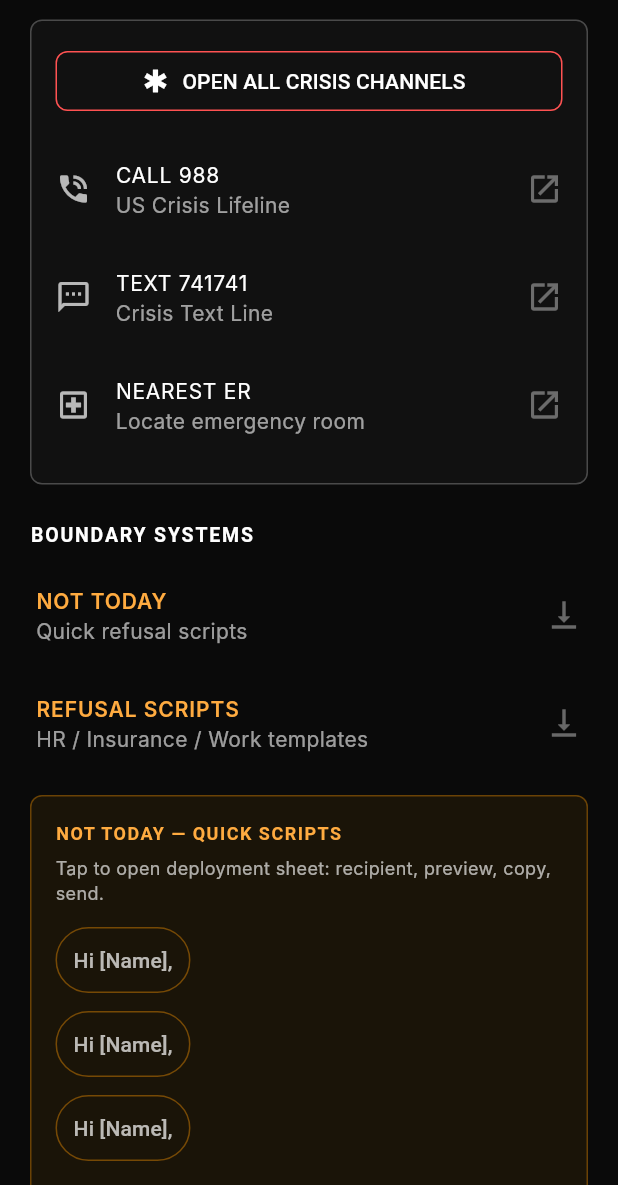
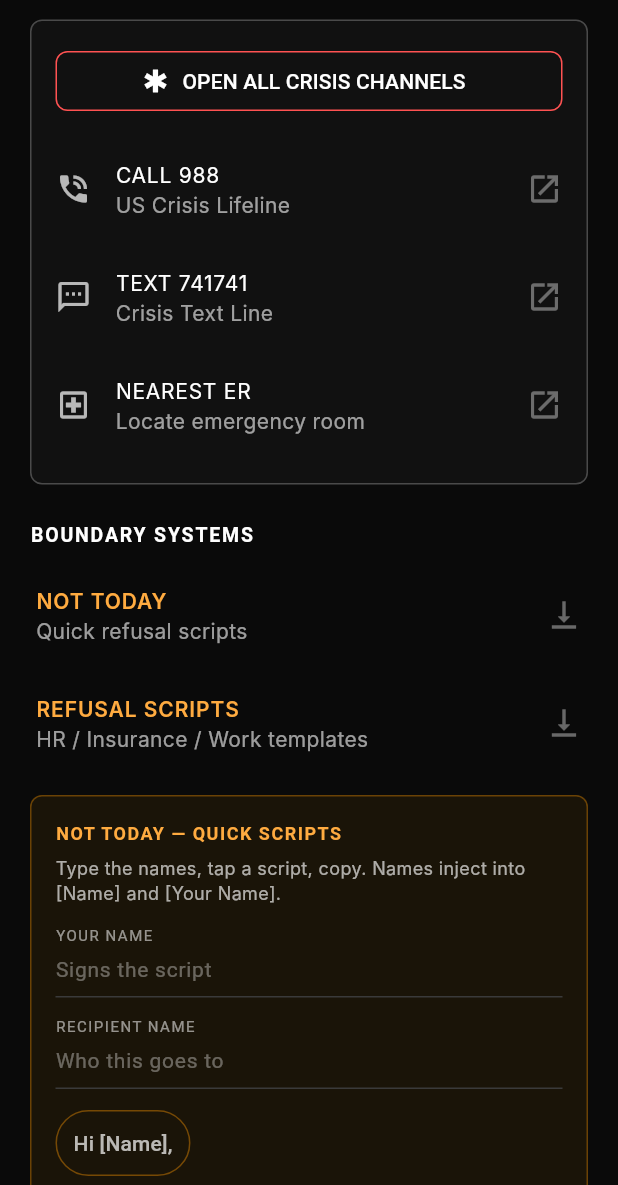
Before and after one commit to SaintZen/aegis, a Flutter app: the NotTodayScreen screen opened by its route, on a phone screen of 412 x 824 dp, the part 51-1236 px from its top. Run offline on Flutter 3.47's test engine with Material 3 defaults, Android fonts, the phone set to English and light mode, and no system bars; our stand-ins replace audioplayers, file_picker, just_audio, local_auth, pdf, permission_handler and 6 more; missing offline and left inert: audio_waveforms, record; accounts and stored records are empty; Roboto replaces fonts that are missing (Inter, RobotoMono).

Commit message:
fix(not-today): let the operator type the names on Quick Scripts
[Your Name] was locked to a Settings screen that does not exist.
YOUR NAME and RECIPIENT sit on the Quick Scripts block and persist
the signature so a tap can actually inject and copy.

Co-authored-by: SaintZen <SaintZen@users.noreply.github.com>

```diff
--- a/lib/lifelines/not_today_screen.dart
+++ b/lib/lifelines/not_today_screen.dart
@@ -1,6 +1,7 @@
 import 'package:flutter/material.dart';
 import 'package:url_launcher/url_launcher.dart';
 
+import 'package:anxiety_anchor/services/boundary_identity_service.dart';
 import 'package:anxiety_anchor/widgets/emergency_crisis_sheet.dart';
 import 'package:anxiety_anchor/widgets/not_today_bridge.dart';
 import 'package:anxiety_anchor/widgets/not_today_sheet.dart';
@@ -24,6 +25,36 @@ class _NotTodayScreenState extends State<NotTodayScreen> {
   final ScrollController _scrollController = ScrollController();
   final GlobalKey _quickScriptsKey = GlobalKey();
   final GlobalKey _fullScriptsKey = GlobalKey();
+  final TextEditingController _operatorName = TextEditingController();
+  final TextEditingController _recipient = TextEditingController();
+
+  @override
+  void initState() {
+    super.initState();
+    _operatorName.addListener(_persistOperatorName);
+    _loadOperatorName();
+  }
+
+  Future<void> _loadOperatorName() async {
+    final name = await BoundaryIdentityService.getDisplayName();
+    if (!mounted) return;
+    if (_operatorName.text == name) return;
+    _operatorName.text = name;
+  }
+
+  Future<void> _persistOperatorName() async {
+    await BoundaryIdentityService.setDisplayName(_operatorName.text);
+  }
+
+  Future<void> _openScript(String template) async {
+    await NotTodaySheet.show(
+      context,
+      scriptTemplate: template,
+      initialRecipient: _recipient.text,
+    );
+    if (!mounted) return;
+    await _loadOperatorName();
+  }
 
   static const List<String> _quickRefusalScripts = [
     "Hi [Name],\n\nI need to step away today and won't be available. I'll follow up when I can.\n\nBest,\n[Your Name]",
@@ -88,6 +119,9 @@ class _NotTodayScreenState extends State<NotTodayScreen> {
 
   @override
   void dispose() {
+    _operatorName.removeListener(_persistOperatorName);
+    _operatorName.dispose();
+    _recipient.dispose();
     _scrollController.dispose();
     super.dispose();
   }
@@ -267,18 +301,29 @@ class _NotTodayScreenState extends State<NotTodayScreen> {
           ),
           const SizedBox(height: 6),
           Text(
-            'Tap to open deployment sheet: recipient, preview, copy, send.',
+            'Type the names, tap a script, copy. Names inject into [Name] and [Your Name].',
             style: TextStyle(color: Colors.white.withOpacity(0.65), fontSize: 12),
+          ),
+          const SizedBox(height: 12),
+          NotTodayNameField(
+            key: const Key('not_today_operator_name'),
+            controller: _operatorName,
+            label: 'YOUR NAME',
+            hint: 'Signs the script',
+          ),
+          const SizedBox(height: 12),
+          NotTodayNameField(
+            key: const Key('not_today_recipient'),
+            controller: _recipient,
+            label: 'RECIPIENT NAME',
+            hint: 'Who this goes to',
           ),
           const SizedBox(height: 12),
           ...List.generate(_quickRefusalScripts.length, (i) {
             return Padding(
               padding: const EdgeInsets.only(bottom: 8),
               child: OutlinedButton(
-                onPressed: () => NotTodaySheet.show(
-                  context,
-                  scriptTemplate: _quickRefusalScripts[i],
-                ),
+                onPressed: () => _openScript(_quickRefusalScripts[i]),
                 style: OutlinedButton.styleFrom(
                   foregroundColor: Colors.white70,
                   side: BorderSide(color: Colors.orange.withOpacity(0.4)),
@@ -370,7 +415,7 @@ class _NotTodayScreenState extends State<NotTodayScreen> {
         style: const TextStyle(color: Colors.white70, fontSize: 14),
       ),
       trailing: const Icon(Icons.open_in_new, color: Colors.orangeAccent, size: 18),
-      onTap: () => NotTodaySheet.show(context, scriptTemplate: text),
+      onTap: () => _openScript(text),
     );
   }
 }
--- a/lib/widgets/not_today_sheet.dart
+++ b/lib/widgets/not_today_sheet.dart
@@ -4,13 +4,15 @@ import 'package:share_plus/share_plus.dart';
 
 import 'package:anxiety_anchor/services/boundary_identity_service.dart';
 
-/// NOT_TODAY_SHEET — Aegis-flat bottom surface; name editable only in Settings (Bridge).
+/// NOT_TODAY_SHEET — Aegis-flat bottom surface.
+/// Operator name is typed here (and on the Not Today surface) and stored.
 class NotTodaySheet {
   NotTodaySheet._();
 
   static Future<void> show(
     BuildContext context, {
     required String scriptTemplate,
+    String initialRecipient = '',
   }) async {
     final yourName = await BoundaryIdentityService.getDisplayName();
     if (!context.mounted) return;
@@ -25,7 +27,7 @@ class NotTodaySheet {
       elevation: 0,
       builder: (ctx) {
         final viewInsets = MediaQuery.viewInsetsOf(ctx).bottom;
-        final h = MediaQuery.sizeOf(ctx).height * 0.6;
+        final h = MediaQuery.sizeOf(ctx).height * 0.72;
         return Padding(
           padding: EdgeInsets.only(bottom: viewInsets),
           child: Align(
@@ -46,6 +48,7 @@ class NotTodaySheet {
                   child: _NotTodaySheetBody(
                     scriptTemplate: scriptTemplate,
                     yourName: yourName,
+                    initialRecipient: initialRecipient,
                   ),
                 ),
               ),
@@ -71,27 +74,40 @@ class _NotTodaySheetBody extends StatefulWidget {
   const _NotTodaySheetBody({
     required this.scriptTemplate,
     required this.yourName,
+    this.initialRecipient = '',
   });
 
   final String scriptTemplate;
   final String yourName;
+  final String initialRecipient;
 
   @override
   State<_NotTodaySheetBody> createState() => _NotTodaySheetBodyState();
 }
 
 class _NotTodaySheetBodyState extends State<_NotTodaySheetBody> {
-  final TextEditingController _recipient = TextEditingController();
+  late final TextEditingController _recipient;
+  late final TextEditingController _operatorName;
 
   @override
   void initState() {
     super.initState();
+    _recipient = TextEditingController(text: widget.initialRecipient);
+    _operatorName = TextEditingController(text: widget.yourName);
     _recipient.addListener(() => setState(() {}));
+    _operatorName.addListener(_onOperatorNameChanged);
+  }
+
+  Future<void> _onOperatorNameChanged() async {
+    if (!mounted) return;
+    setState(() {});
+    await BoundaryIdentityService.setDisplayName(_operatorName.text);
   }
 
   @override
   void dispose() {
     _recipient.dispose();
+    _operatorName.dispose();
     super.dispose();
   }
 
@@ -100,7 +116,7 @@ class _NotTodaySheetBodyState extends State<_NotTodaySheetBody> {
   String get _preview => NotTodaySheet.injectScript(
         widget.scriptTemplate,
         _recipient.text,
-        widget.yourName,
+        _operatorName.text,
       );
 
   Future<void> _copy() async {
@@ -145,62 +161,18 @@ class _NotTodaySheetBodyState extends State<_NotTodaySheetBody> {
             ),
           ),
           const SizedBox(height: 20),
-          Text(
-            'RECIPIENT NAME',
-            style: TextStyle(
-              color: Colors.white54,
-              fontFamily: 'RobotoMono',
-              fontSize: 10,
-              letterSpacing: 1.0,
-            ),
-          ),
-          const SizedBox(height: 6),
-          TextField(
+          NotTodayNameField(
+            key: const Key('not_today_sheet_recipient'),
             controller: _recipient,
-            style: const TextStyle(
-              color: Colors.white,
-              fontFamily: 'RobotoMono',
-              fontSize: 14,
-            ),
-            decoration: InputDecoration(
-              hintText: 'Enter name',
-              hintStyle: TextStyle(
-                color: Colors.white.withOpacity(0.35),
-                fontFamily: 'RobotoMono',
-              ),
-              border: const UnderlineInputBorder(
-                borderSide: BorderSide(color: Color(0xFF3A3A3A)),
-              ),
-              enabledBorder: const UnderlineInputBorder(
-                borderSide: BorderSide(color: Color(0xFF3A3A3A)),
-              ),
-              focusedBorder: const UnderlineInputBorder(
-                borderSide: BorderSide(color: Color(0xFF5A5A5A)),
-              ),
-              contentPadding: const EdgeInsets.only(bottom: 8),
-              isDense: true,
-            ),
+            label: 'RECIPIENT NAME',
+            hint: 'Who this goes to',
           ),
           const SizedBox(height: 16),
-          Text(
-            'YOUR NAME',
-            style: TextStyle(
-              color: Colors.white54,
-              fontFamily: 'RobotoMono',
-              fontSize: 10,
-              letterSpacing: 1.0,
-            ),
-          ),
-          const SizedBox(height: 6),
-          Text(
-            widget.yourName.isEmpty ? '— not set in Settings —' : widget.yourName,
-            style: TextStyle(
-              color: widget.yourName.isEmpty
-                  ? Colors.white38
-                  : Colors.white70,
-              fontFamily: 'RobotoMono',
-              fontSize: 14,
-            ),
+          NotTodayNameField(
+            key: const Key('not_today_sheet_operator_name'),
+            controller: _operatorName,
+            label: 'YOUR NAME',
+            hint: 'Signs the script',
           ),
           const SizedBox(height: 20),
           Text(
@@ -270,3 +242,63 @@ class _NotTodaySheetBodyState extends State<_NotTodaySheetBody> {
     );
   }
 }
+
+/// Underline name field used on the Not Today surface and the deploy sheet.
+class NotTodayNameField extends StatelessWidget {
+  const NotTodayNameField({
+    super.key,
+    required this.controller,
+    required this.label,
+    required this.hint,
+  });
+
+  final TextEditingController controller;
+  final String label;
+  final String hint;
+
+  @override
+  Widget build(BuildContext context) {
+    return Column(
+      crossAxisAlignment: CrossAxisAlignment.stretch,
+      children: [
+        Text(
+          label,
+          style: const TextStyle(
+            color: Colors.white54,
+            fontFamily: 'RobotoMono',
+            fontSize: 10,
+            letterSpacing: 1.0,
+          ),
+        ),
+        const SizedBox(height: 6),
+        TextField(
+          controller: controller,
+          textCapitalization: TextCapitalization.words,
+          style: const TextStyle(
+            color: Colors.white,
+            fontFamily: 'RobotoMono',
+            fontSize: 14,
+          ),
+          decoration: InputDecoration(
+            hintText: hint,
+            hintStyle: TextStyle(
+              color: Colors.white.withValues(alpha: 0.35),
+              fontFamily: 'RobotoMono',
+            ),
+            border: const UnderlineInputBorder(
+              borderSide: BorderSide(color: Color(0xFF3A3A3A)),
+            ),
+            enabledBorder: const UnderlineInputBorder(
+              borderSide: BorderSide(color: Color(0xFF3A3A3A)),
+            ),
+            focusedBorder: const UnderlineInputBorder(
+              borderSide: BorderSide(color: Color(0xFF5A5A5A)),
+            ),
+            contentPadding: const EdgeInsets.only(bottom: 8),
+            isDense: true,
+          ),
+        ),
+      ],
+    );
+  }
+}
```
Also changed, not shown: 1 other file.
